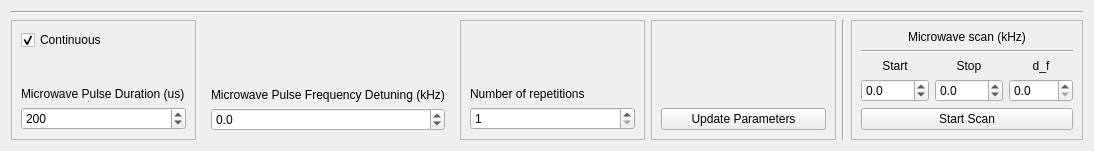
Above: widgets/MWSpectro/MWSpectro_sequence.ui from JeremyQO/GUI-Experiment before the change. Below: the same form after it.
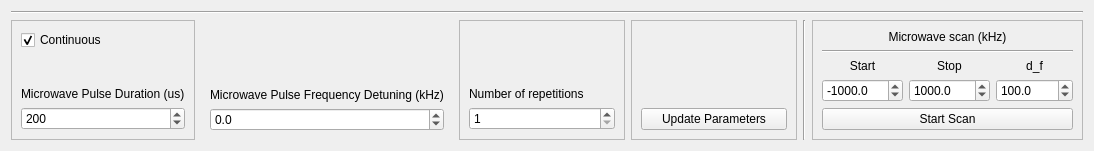
That is the form after the change.

What changed in the file:
```diff
--- a/widgets/MWSpectro/MWSpectro_sequence.ui
+++ b/widgets/MWSpectro/MWSpectro_sequence.ui
@@ -33,7 +33,7 @@
          <double>-2000.000000000000000</double>
         </property>
         <property name="maximum">
-         <double>2000.000000000000000</double>
+         <double>20000000.000000000000000</double>
         </property>
        </widget>
       </item>
@@ -71,7 +71,7 @@
          <double>1.000000000000000</double>
         </property>
         <property name="maximum">
-         <double>2000.000000000000000</double>
+         <double>2000000.000000000000000</double>
         </property>
         <property name="value">
          <double>200.000000000000000</double>
@@ -250,10 +250,13 @@
          <number>1</number>
         </property>
         <property name="minimum">
-         <double>-2000.000000000000000</double>
+         <double>-2000000.000000000000000</double>
         </property>
         <property name="maximum">
-         <double>2000.000000000000000</double>
+         <double>2000000.000000000000000</double>
+        </property>
+        <property name="value">
+         <double>-1000.000000000000000</double>
         </property>
        </widget>
       </item>
@@ -263,10 +266,13 @@
          <number>1</number>
         </property>
         <property name="minimum">
-         <double>-2000.000000000000000</double>
+         <double>-2000000.000000000000000</double>
         </property>
         <property name="maximum">
-         <double>2000.000000000000000</double>
+         <double>2000000.000000000000000</double>
+        </property>
+        <property name="value">
+         <double>1000.000000000000000</double>
         </property>
        </widget>
       </item>
@@ -289,7 +295,10 @@
          <number>1</number>
         </property>
         <property name="maximum">
-         <double>2000.000000000000000</double>
+         <double>2000000.000000000000000</double>
+        </property>
+        <property name="value">
+         <double>100.000000000000000</double>
         </property>
        </widget>
       </item>
```
